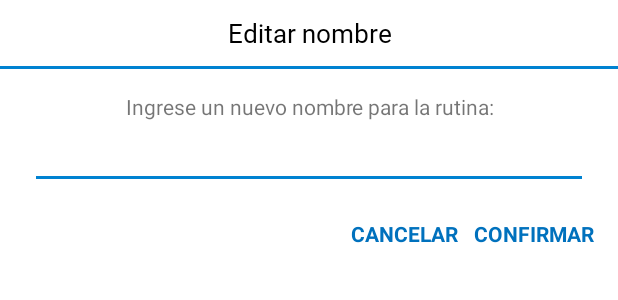
After one commit to MateoJereb/GymAndGram, an Android app: the layout dialog_editar_nombre_rutina.xml on its own in the app's theme, with its tools: preview values and no code run, on a phone screen of 412 x 824 dp. The commit adds this screen. Shown: the top 300 px of the screen. Run offline under Robolectric (Android 15) with nearby library versions, the phone set to English and light mode, and no system bars.

Commit message:
listener editar nombre rutina

```diff
--- /dev/null
+++ b/app/src/main/res/layout/dialog_editar_nombre_rutina.xml
@@ -0,0 +1,61 @@
+<?xml version="1.0" encoding="utf-8"?>
+<androidx.appcompat.widget.LinearLayoutCompat xmlns:android="http://schemas.android.com/apk/res/android"
+    xmlns:app="http://schemas.android.com/apk/res-auto"
+    android:layout_width="match_parent"
+    android:layout_height="wrap_content"
+    android:orientation="vertical">
+    <androidx.appcompat.widget.AppCompatTextView
+        android:layout_margin="10dp"
+        android:layout_width="match_parent"
+        android:layout_height="wrap_content"
+        android:text="Editar nombre"
+        android:gravity="center_horizontal"
+        android:textAppearance="@style/TextoPrimario"/>
+
+    <androidx.appcompat.widget.LinearLayoutCompat
+        android:layout_width="match_parent"
+        android:layout_height="2dp"
+        android:background="?attr/colorPrimaryVariant" />
+    <androidx.appcompat.widget.AppCompatTextView
+        android:layout_width="match_parent"
+        android:layout_height="wrap_content"
+        android:text="Ingrese un nuevo nombre para la rutina:"
+        android:layout_marginTop="15dp"
+        android:gravity="center_horizontal"/>
+    <androidx.appcompat.widget.AppCompatEditText
+        android:id="@+id/et_nuevo_nombre"
+        android:layout_width="match_parent"
+        android:layout_height="wrap_content"
+        android:layout_marginStart="20dp"
+        android:layout_marginEnd="20dp"
+        app:backgroundTint="?attr/colorPrimaryVariant"/>
+    <androidx.appcompat.widget.LinearLayoutCompat
+        android:layout_width="match_parent"
+        android:layout_height="wrap_content"
+        android:orientation="horizontal"
+        android:gravity="end">
+        <androidx.appcompat.widget.AppCompatTextView
+            android:id="@+id/boton_cancelar"
+            android:layout_width="wrap_content"
+            android:layout_height="wrap_content"
+            android:text="CANCELAR"
+            android:clickable="true"
+            android:textStyle="bold"
+            android:layout_marginTop="20dp"
+            android:layout_marginBottom="20dp"
+            android:layout_marginRight="10dp"
+            android:textColor="?attr/colorPrimary"/>
+        <androidx.appcompat.widget.AppCompatTextView
+            android:id="@+id/boton_confirmar"
+            android:layout_width="wrap_content"
+            android:layout_height="wrap_content"
+            android:text="CONFIRMAR"
+            android:clickable="true"
+            android:textStyle="bold"
+            android:layout_marginTop="20dp"
+            android:layout_marginBottom="20dp"
+            android:layout_marginRight="15dp"
+            android:textColor="?attr/colorPrimary"/>
+    </androidx.appcompat.widget.LinearLayoutCompat>
+
+</androidx.appcompat.widget.LinearLayoutCompat>
--- a/app/src/main/res/values-night/themes.xml
+++ b/app/src/main/res/values-night/themes.xml
@@ -62,6 +62,7 @@
 
     <style name="TextoPrimario" parent="Theme.GymGram">
         <item name="android:fontFamily">@font/montserrat_extrabold</item>
+        <item name="android:textColor">@color/white</item>
         <item name="android:textSize">@dimen/large</item>
     </style>
     <style name="TextoPrimario.drawer" parent="Theme.GymGram">
@@ -136,4 +137,9 @@
         <item name="android:popupElevation">4dp</item>
     </style>
 
+    <style name="animation">
+        <item name="android:windowEnterAnimation">@android:anim/fade_in</item>
+        <item name="android:windowExitAnimation">@android:anim/fade_out</item>
+    </style>
+
 </resources>
```
Also changed, not shown: app/src/main/java/com/isaiajereb/gymandgram/ui/EditarRutinaFragment.java (+63 -1 lines), app/src/main/res/values/themes.xml (+7 -0 lines).
